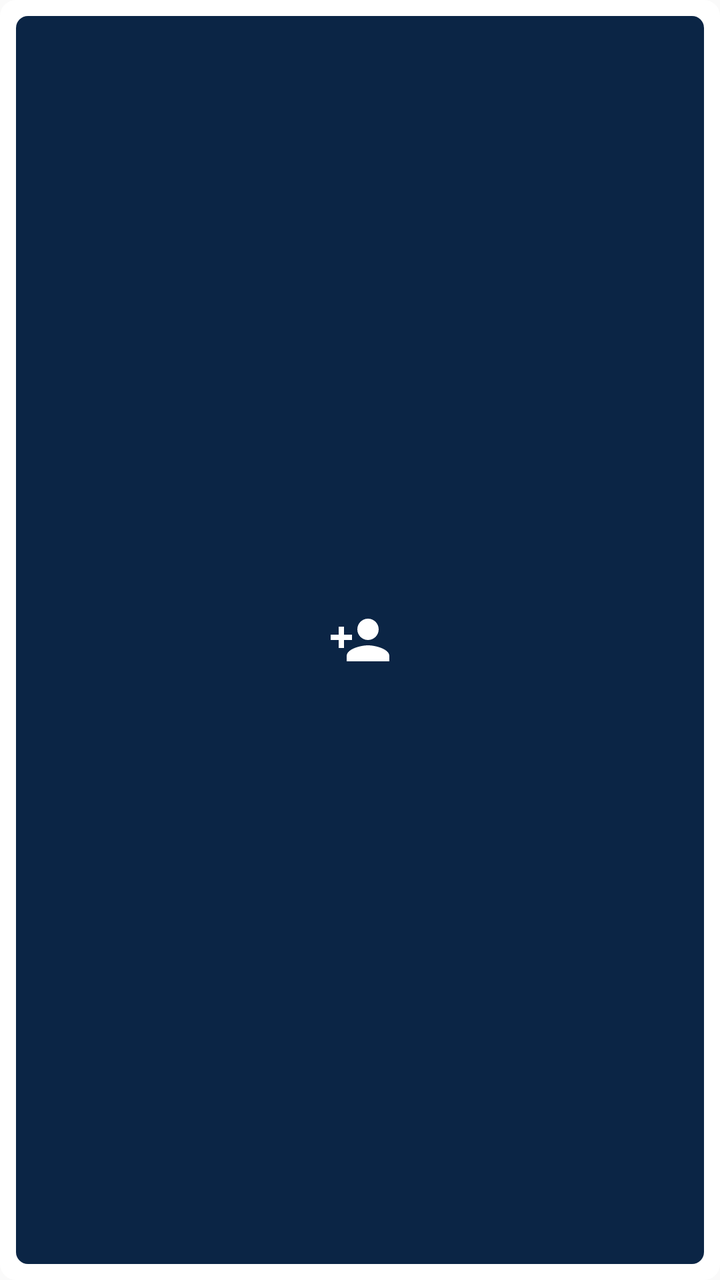
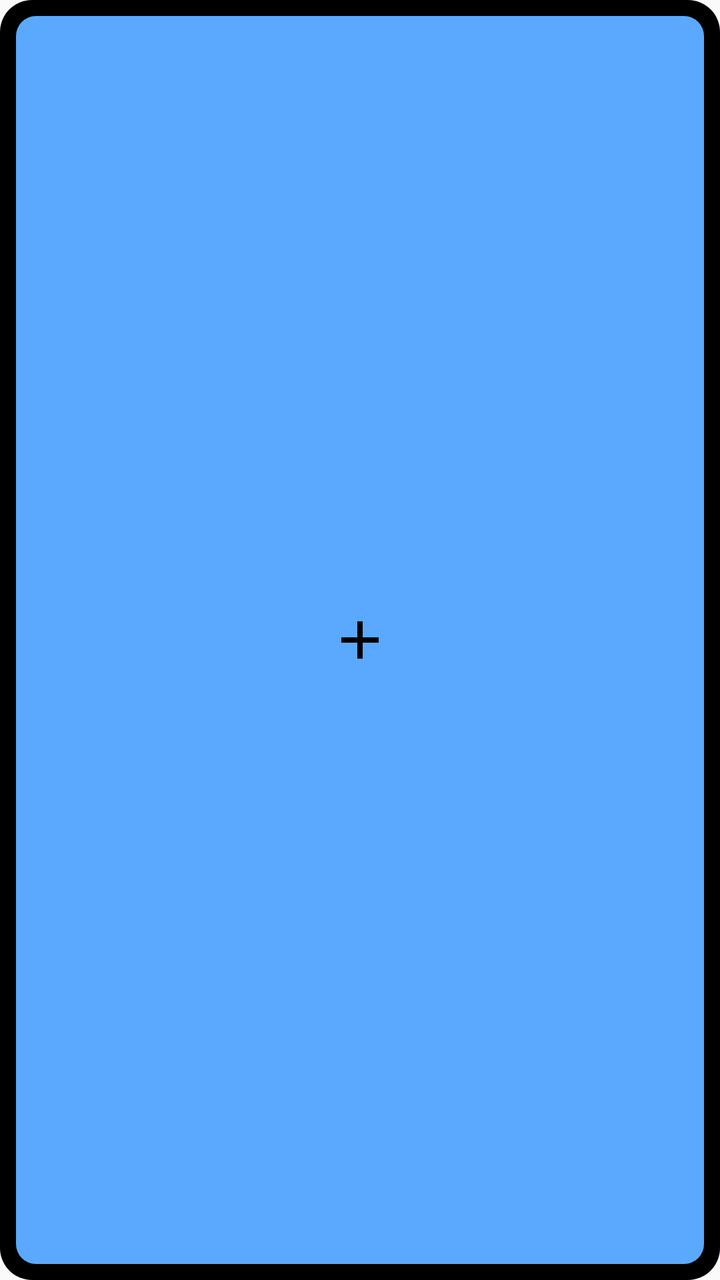

Compare the two renders of this Android layout. The source of the first and the diff that turns it into the second are given below.
<!-- AndroidManifest.xml: application theme Theme.NameList -->
<!-- res/layout/widget_icon.xml -->
<?xml version="1.0" encoding="utf-8"?>
<FrameLayout xmlns:android="http://schemas.android.com/apk/res/android"
    android:layout_width="match_parent"
    android:layout_height="match_parent"
    android:background="@drawable/widget_background"
    android:padding="8dp">

    <FrameLayout
        android:id="@+id/widget_add"
        android:layout_width="match_parent"
        android:layout_height="match_parent"
        android:background="@drawable/widget_add_background"
        android:contentDescription="@string/add_person">

        <ImageView
            android:layout_width="32dp"
            android:layout_height="32dp"
            android:layout_gravity="center"
            android:importantForAccessibility="no"
            android:src="@drawable/ic_person_add"
            android:tint="#FFFFFF" />
    </FrameLayout>
</FrameLayout>
<!-- resources referenced by this layout -->
<resources>
  <!-- drawable ic_person_add (drawable) -->
  <?xml version="1.0" encoding="utf-8"?>
  <vector xmlns:android="http://schemas.android.com/apk/res/android"
      android:width="24dp" android:height="24dp"
      android:viewportWidth="24" android:viewportHeight="24">
      <path android:fillColor="#FF000000" android:pathData="M15,12c2.21,0 4,-1.79 4,-4s-1.79,-4 -4,-4 -4,1.79 -4,4 1.79,4 4,4zM6,10V7H4v3H1v2h3v3h2v-3h3v-2H6zM15,14c-2.67,0 -8,1.34 -8,4v2h16v-2c0,-2.66 -5.33,-4 -8,-4z" />
  </vector>
  <!-- drawable widget_add_background (drawable) -->
  <?xml version="1.0" encoding="utf-8"?>
  <shape xmlns:android="http://schemas.android.com/apk/res/android" android:shape="rectangle">
      <solid android:color="@color/navy" />
      <corners android:radius="6dp" />
  </shape>
  <!-- drawable widget_background (drawable) -->
  <?xml version="1.0" encoding="utf-8"?>
  <shape xmlns:android="http://schemas.android.com/apk/res/android" android:shape="rectangle">
      <solid android:color="#FFFFFF" />
      <corners android:radius="8dp" />
  </shape>
  <string name="add_person">Add person</string>
  <style name="Theme.NameList" parent="android:Theme.Material.Light.NoActionBar" />
  <color name="navy">#0B2545</color>
</resources>

<!-- the commit's change to res/layout/widget_icon.xml (unified diff, before → after) -->
@@ -17,7 +17,7 @@
             android:layout_height="32dp"
             android:layout_gravity="center"
             android:importantForAccessibility="no"
-            android:src="@drawable/ic_person_add"
-            android:tint="#FFFFFF" />
+            android:src="@drawable/ic_add"
+            android:tint="#000000" />
     </FrameLayout>
 </FrameLayout>
<!-- resource entries referenced after the edit -->
@@ -1,26 +1,27 @@
 <!-- resources referenced by this layout -->
 <resources>
-  <!-- drawable ic_person_add (drawable) -->
+  <!-- drawable ic_add (drawable) -->
   <?xml version="1.0" encoding="utf-8"?>
   <vector xmlns:android="http://schemas.android.com/apk/res/android"
       android:width="24dp" android:height="24dp"
       android:viewportWidth="24" android:viewportHeight="24">
-      <path android:fillColor="#FF000000" android:pathData="M15,12c2.21,0 4,-1.79 4,-4s-1.79,-4 -4,-4 -4,1.79 -4,4 1.79,4 4,4zM6,10V7H4v3H1v2h3v3h2v-3h3v-2H6zM15,14c-2.67,0 -8,1.34 -8,4v2h16v-2c0,-2.66 -5.33,-4 -8,-4z" />
+      <path android:fillColor="#FF000000" android:pathData="M19,13h-6v6h-2v-6H5v-2h6V5h2v6h6v2z" />
   </vector>
   <!-- drawable widget_add_background (drawable) -->
   <?xml version="1.0" encoding="utf-8"?>
   <shape xmlns:android="http://schemas.android.com/apk/res/android" android:shape="rectangle">
-      <solid android:color="@color/navy" />
-      <corners android:radius="6dp" />
+      <solid android:color="@color/widget_accent" />
+      <corners android:radius="10dp" />
   </shape>
   <!-- drawable widget_background (drawable) -->
   <?xml version="1.0" encoding="utf-8"?>
   <shape xmlns:android="http://schemas.android.com/apk/res/android" android:shape="rectangle">
-      <solid android:color="#FFFFFF" />
-      <corners android:radius="8dp" />
+      <solid android:color="@color/widget_background" />
+      <corners android:radius="16dp" />
   </shape>
   <string name="add_person">Add person</string>
   <style name="Theme.NameList" parent="android:Theme.Material.Light.NoActionBar" />
-  <color name="navy">#0B2545</color>
+  <color name="widget_accent">#5AA9FF</color>
+  <color name="widget_background">#000000</color>
 </resources>
 
